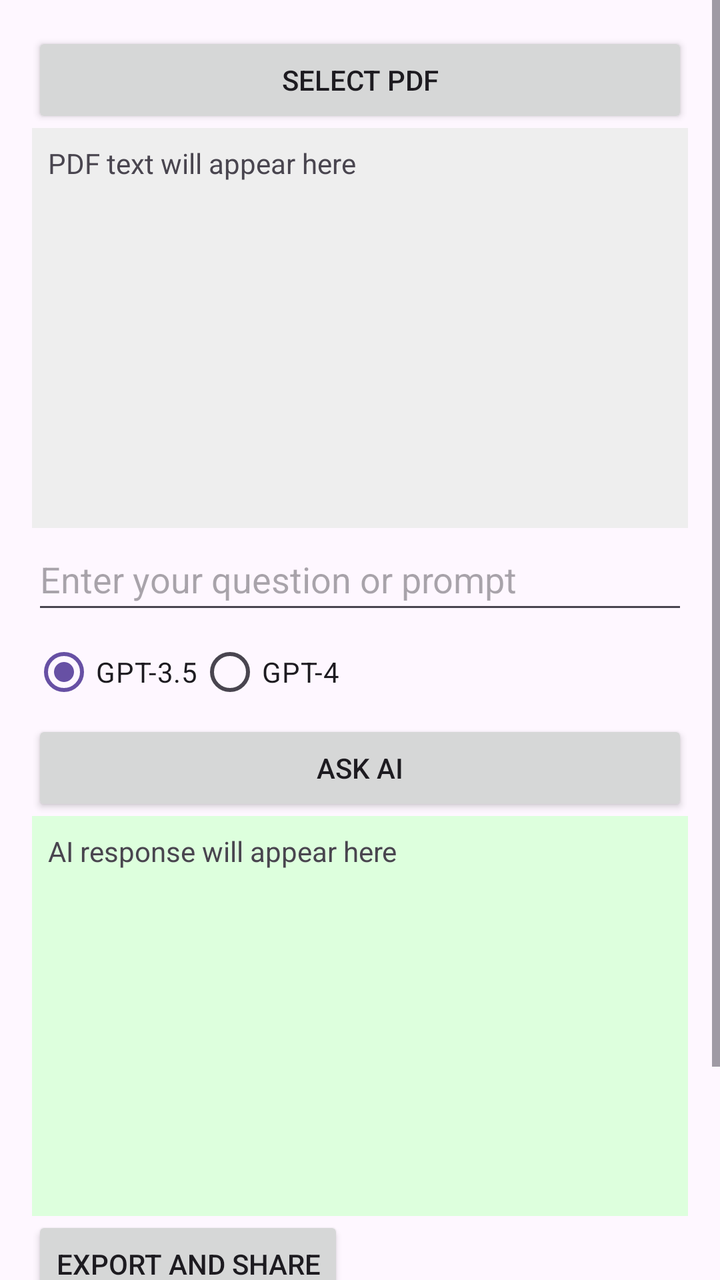
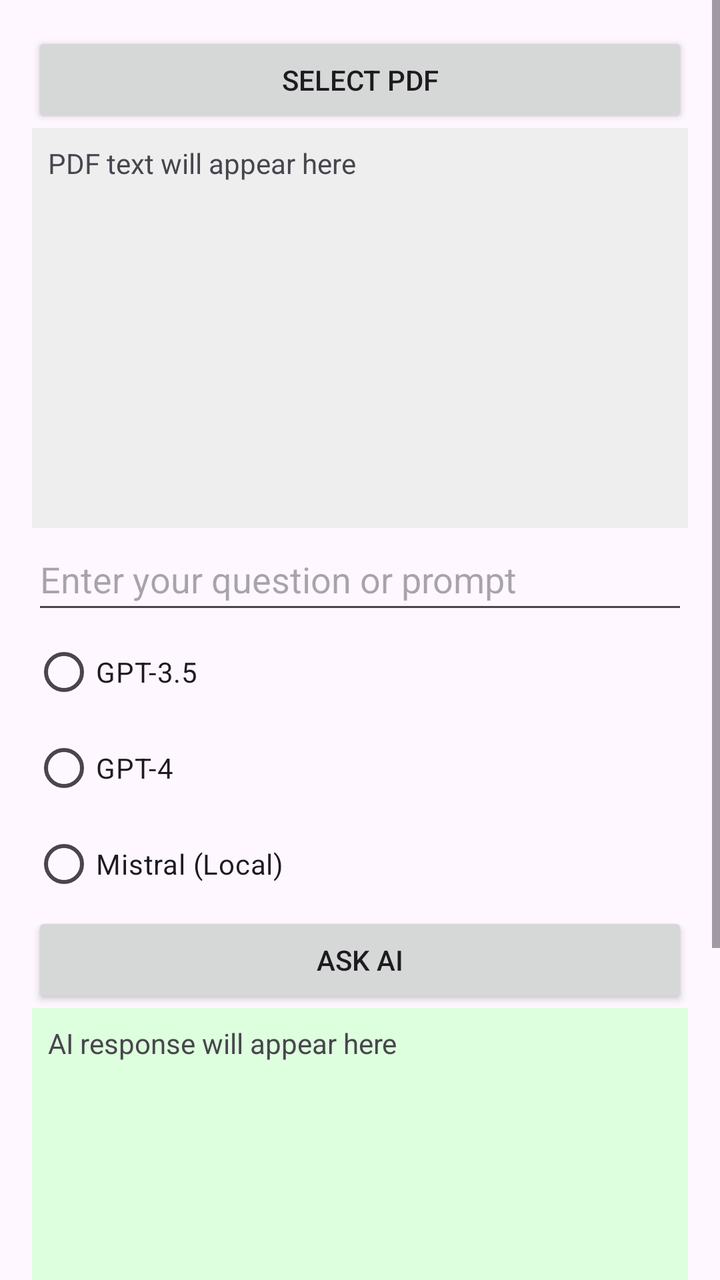

Compare the two renders of this Android layout. The source of the first and the diff that turns it into the second are given below.
<!-- AndroidManifest.xml: application theme Theme.SmartDocAI -->
<!-- res/layout/activity_main.xml -->
<?xml version="1.0" encoding="utf-8"?>
<ScrollView xmlns:android="http://schemas.android.com/apk/res/android"
    android:layout_width="match_parent"
    android:layout_height="match_parent">

    <LinearLayout
        android:orientation="vertical"
        android:padding="16dp"
        android:layout_width="match_parent"
        android:layout_height="wrap_content">

        <Button
            android:id="@+id/selectPdfButton"
            android:layout_width="match_parent"
            android:layout_height="wrap_content"
            android:text="Select PDF" />

        <TextView
            android:id="@+id/pdfTextDisplay"
            android:layout_width="match_parent"
            android:layout_height="200dp"
            android:scrollbars="vertical"
            android:text="PDF text will appear here"
            android:padding="8dp"
            android:background="#EEEEEE" />

        <EditText
            android:id="@+id/promptInput"
            android:layout_width="match_parent"
            android:layout_height="wrap_content"
            android:hint="Enter your question or prompt"
            android:minHeight="48dp" />

        <RadioGroup
            android:id="@+id/modelSelection"
            android:orientation="horizontal"
            android:layout_width="match_parent"
            android:layout_height="wrap_content">
            <RadioButton
                android:id="@+id/gpt3Radio"
                android:checked="true"
                android:text="GPT-3.5" />
            <RadioButton
                android:id="@+id/gpt4Radio"
                android:text="GPT-4" />
        </RadioGroup>

        <Button
            android:id="@+id/analyzeButton"
            android:layout_width="match_parent"
            android:layout_height="wrap_content"
            android:text="Ask AI" />

        <TextView
            android:id="@+id/aiResponseDisplay"
            android:layout_width="match_parent"
            android:layout_height="200dp"
            android:scrollbars="vertical"
            android:text="AI response will appear here"
            android:padding="8dp"
            android:background="#DDFFDD" />

        <Button
            android:id="@+id/btnExportShare"
            android:layout_width="wrap_content"
            android:layout_height="wrap_content"
            android:text="Export and Share" />

        <Button
            android:id="@+id/btnExportTxt"
            android:layout_width="wrap_content"
            android:layout_height="wrap_content"
            android:text="Export as TXT" />

        <Button
            android:id="@+id/btnExportPdf"
            android:layout_width="wrap_content"
            android:layout_height="wrap_content"
            android:text="Export as PDF" />


    </LinearLayout>
</ScrollView>
<!-- resources referenced by this layout -->
<resources>
  <style name="Theme.SmartDocAI" parent="Base.Theme.SmartDocAI" />
  <style name="Base.Theme.SmartDocAI" parent="Theme.Material3.DayNight.NoActionBar">
          
          
      </style>
</resources>

<!-- the commit's change to res/layout/activity_main.xml (unified diff, before → after) -->
@@ -33,16 +33,26 @@
 
         <RadioGroup
             android:id="@+id/modelSelection"
-            android:orientation="horizontal"
             android:layout_width="match_parent"
             android:layout_height="wrap_content">
+
             <RadioButton
-                android:id="@+id/gpt3Radio"
-                android:checked="true"
+                android:id="@+id/gpt35Radio"
+                android:layout_width="wrap_content"
+                android:layout_height="wrap_content"
                 android:text="GPT-3.5" />
+
             <RadioButton
                 android:id="@+id/gpt4Radio"
+                android:layout_width="wrap_content"
+                android:layout_height="wrap_content"
                 android:text="GPT-4" />
+
+            <RadioButton
+                android:id="@+id/mistralRadio"
+                android:layout_width="wrap_content"
+                android:layout_height="wrap_content"
+                android:text="Mistral (Local)" />
         </RadioGroup>
 
         <Button
